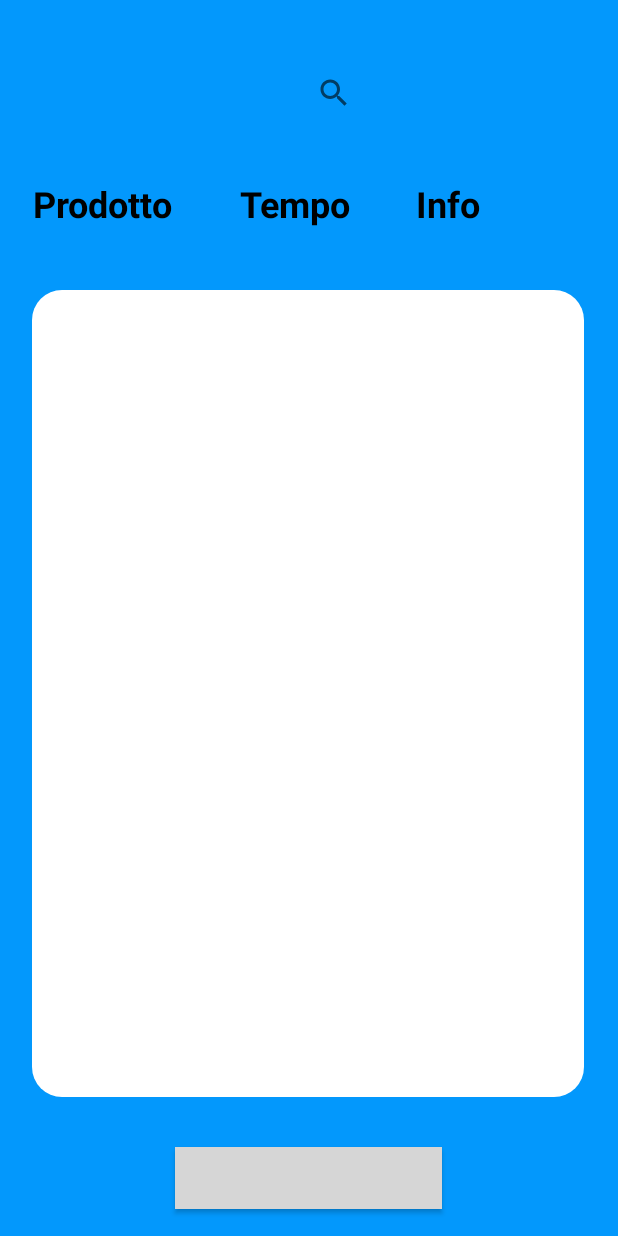
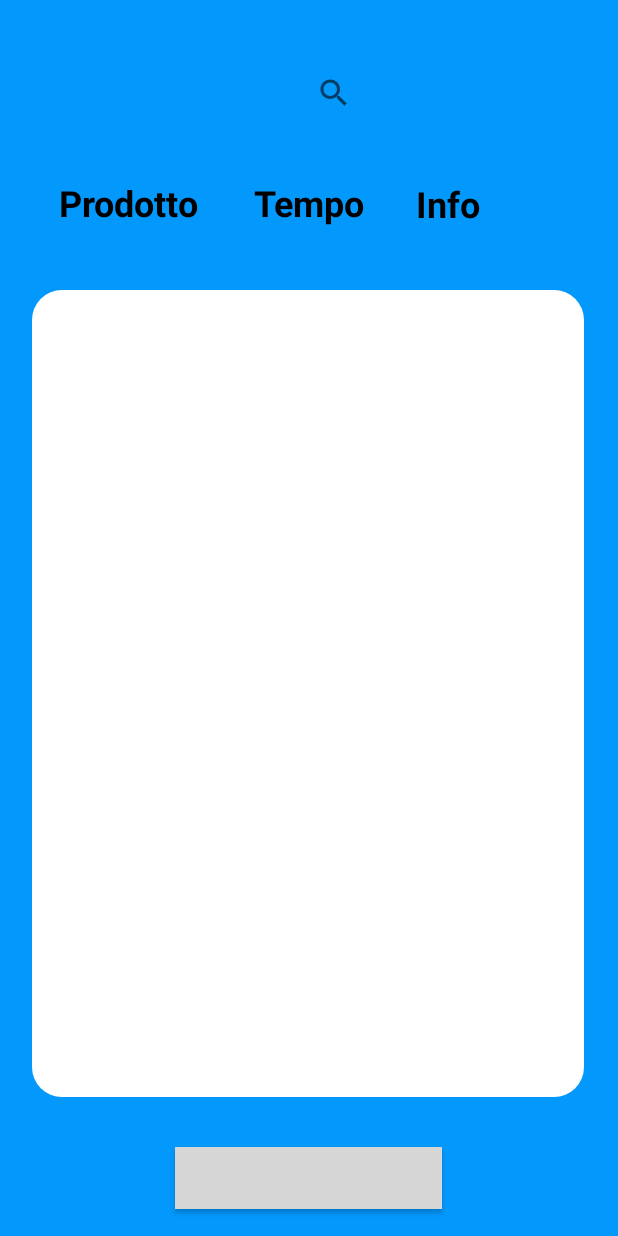
Before and after one commit to AntonioMancuso-Dev/Gruppo6_IProdottiDellaMiaTerra, an Android app: the ColtivazioniActivity screen opened directly, with no data from a screen before it, on a phone screen of 412 x 824 dp. Run offline under Robolectric (Android 15) with nearby library versions, the light colour scheme and no system bars; grey boxes are pictures that could not be loaded.

```diff
--- a/app/src/main/java/com/example/iprodottidellamiaterra/FragmentColtivazioni.java
+++ b/app/src/main/java/com/example/iprodottidellamiaterra/FragmentColtivazioni.java
@@ -10,6 +10,8 @@ import android.view.LayoutInflater;
 import android.view.View;
 import android.view.ViewGroup;
 import android.widget.EditText;
+
+import java.util.Date;
 
 import androidx.annotation.NonNull;
 import androidx.annotation.Nullable;
@@ -47,9 +49,11 @@ public class FragmentColtivazioni extends DialogFragment {
                 Context context = getActivity();
                 SharedPreferences sharedPref = context.getSharedPreferences("Coltivazioni", Context.MODE_PRIVATE);
                 SharedPreferences.Editor editor = sharedPref.edit();
+
                 String nomeProdotto = ((EditText) getDialog().findViewById(R.id.nomeTx)).getText().toString();
                 String descProd = ((EditText) getDialog().findViewById(R.id.desProd)).getText().toString();
-                editor.putString(nomeProdotto, descProd);
+                editor.putString(nomeProdotto, descProd + "#_#" + String.valueOf(new Date().getTime()));
+
                 editor.apply();
                 dismiss();
                 getActivity().recreate();
--- a/app/src/main/java/com/example/iprodottidellamiaterra/InventarioActivity.java
+++ b/app/src/main/java/com/example/iprodottidellamiaterra/InventarioActivity.java
@@ -64,7 +64,7 @@ public class InventarioActivity extends AppCompatActivity {
                     String k2 = entry2.getKey();
                     int info2 =  (Integer)entry2.getValue();
 
-                    eq = k2.startsWith(query);
+                    eq = k2.toUpperCase().startsWith(query.toUpperCase());
                     /*
                     for (int i = 0; i < qryLngt; i++) {
                         if (k2.toUpperCase().substring(0, qryLngt).equals(query.toUpperCase())) {
--- a/app/src/main/res/layout/coltivazioni_activity.xml
+++ b/app/src/main/res/layout/coltivazioni_activity.xml
@@ -54,30 +54,29 @@
             android:layout_width="wrap_content"
             android:layout_height="wrap_content"
             android:text="Prodotto"
+            android:textColor="#000000"
             android:textSize="24sp"
             android:textStyle="bold"
-            android:textColor="#000000"
             app:layout_constraintBottom_toBottomOf="parent"
             app:layout_constraintEnd_toEndOf="parent"
-            app:layout_constraintHorizontal_bias="0.069"
+            app:layout_constraintHorizontal_bias="0.123"
             app:layout_constraintStart_toStartOf="parent"
             app:layout_constraintTop_toTopOf="parent"
-            app:layout_constraintVertical_bias="0.151" />
+            app:layout_constraintVertical_bias="0.15" />
 
         <TextView
             android:id="@+id/textView2"
             android:layout_width="wrap_content"
             android:layout_height="wrap_content"
             android:text="Tempo"
+            android:textColor="#000000"
             android:textSize="24sp"
             android:textStyle="bold"
-            android:textColor="#000000"
             app:layout_constraintBottom_toBottomOf="parent"
             app:layout_constraintEnd_toEndOf="parent"
-            app:layout_constraintHorizontal_bias="0.473"
             app:layout_constraintStart_toStartOf="parent"
             app:layout_constraintTop_toTopOf="parent"
-            app:layout_constraintVertical_bias="0.151" />
+            app:layout_constraintVertical_bias="0.15" />
 
         <TextView
             android:id="@+id/textView3"
--- a/app/src/main/res/layout/list_view_colt.xml
+++ b/app/src/main/res/layout/list_view_colt.xml
@@ -19,7 +19,7 @@
             android:textColor="#000000"
             app:layout_constraintBottom_toBottomOf="parent"
             app:layout_constraintEnd_toEndOf="parent"
-            app:layout_constraintHorizontal_bias="0.082"
+            app:layout_constraintHorizontal_bias="0.052"
             app:layout_constraintStart_toStartOf="parent"
             app:layout_constraintTop_toTopOf="parent"
             app:layout_constraintVertical_bias="0.533" />
```
Also changed, not shown: app/src/main/java/com/example/iprodottidellamiaterra/ColtivazioniActivity.java (+15 -5 lines), app/src/main/java/com/example/iprodottidellamiaterra/CustomAdapterColtivazioni.java (+6 -2 lines), app/src/main/java/com/example/iprodottidellamiaterra/Prodotto.java (+4 -4 lines).
